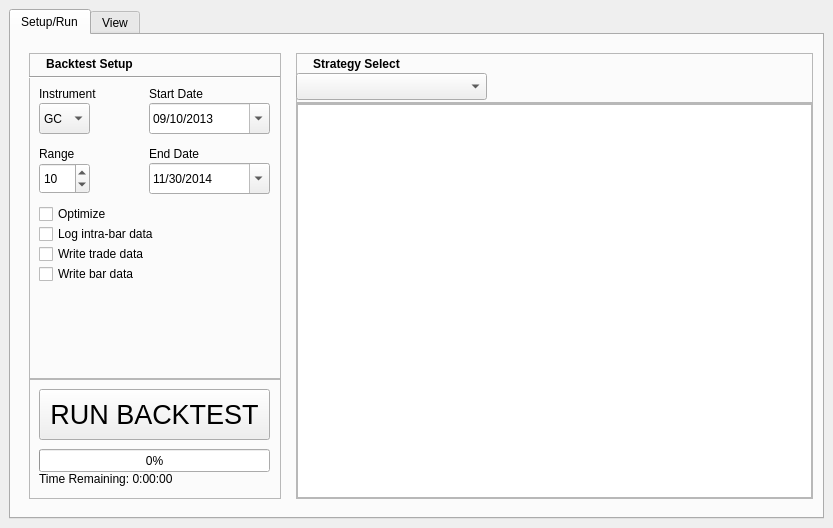
First picture: the form in futures_algo_dev.ui, repository aouyang1/Futures, before the edit.
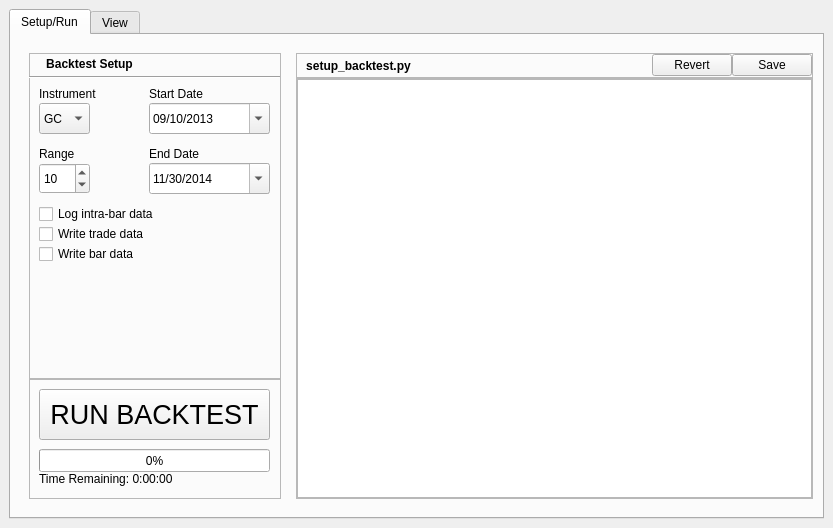
Second picture: the form after the edit. Custom widgets are drawn as their Qt base class.

Commit message: * auto detect optimization to compute indicators when setting up strategies * cleaned up gui by removing optimization check box * Still need to setup a good method to determine write location for bar data and trade data

The edit to the form file:
```diff
--- a/futures_algo_dev.ui
+++ b/futures_algo_dev.ui
@@ -254,27 +254,11 @@
                    </date>
                   </property>
                  </widget>
-                 <widget class="QCheckBox" name="checkBox_optimize">
-                  <property name="geometry">
-                   <rect>
-                    <x>10</x>
-                    <y>150</y>
-                    <width>97</width>
-                    <height>22</height>
-                   </rect>
-                  </property>
-                  <property name="text">
-                   <string>Optimize</string>
-                  </property>
-                  <property name="checked">
-                   <bool>false</bool>
-                  </property>
-                 </widget>
                  <widget class="QCheckBox" name="checkBox_log_intrabar_data">
                   <property name="geometry">
                    <rect>
                     <x>10</x>
-                    <y>170</y>
+                    <y>150</y>
                     <width>151</width>
                     <height>22</height>
                    </rect>
@@ -290,7 +274,7 @@
                   <property name="geometry">
                    <rect>
                     <x>10</x>
-                    <y>190</y>
+                    <y>170</y>
                     <width>151</width>
                     <height>22</height>
                    </rect>
@@ -303,7 +287,7 @@
                   <property name="geometry">
                    <rect>
                     <x>10</x>
-                    <y>210</y>
+                    <y>190</y>
                     <width>151</width>
                     <height>22</height>
                    </rect>
@@ -459,7 +443,7 @@
               <property name="minimumSize">
                <size>
                 <width>513</width>
-                <height>50</height>
+                <height>25</height>
                </size>
               </property>
               <property name="frameShape">
@@ -468,40 +452,80 @@
               <property name="frameShadow">
                <enum>QFrame::Raised</enum>
               </property>
-              <widget class="QLabel" name="label_6">
-               <property name="geometry">
-                <rect>
-                 <x>0</x>
-                 <y>0</y>
-                 <width>121</width>
-                 <height>21</height>
-                </rect>
+              <layout class="QHBoxLayout" name="horizontalLayout_7">
+               <property name="spacing">
+                <number>0</number>
                </property>
-               <property name="font">
-                <font>
-                 <weight>75</weight>
-                 <italic>false</italic>
-                 <bold>true</bold>
-                 <underline>false</underline>
-                </font>
+               <property name="leftMargin">
+                <number>9</number>
                </property>
-               <property name="text">
-                <string>Strategy Select</string>
+               <property name="topMargin">
+                <number>0</number>
                </property>
-               <property name="alignment">
-                <set>Qt::AlignCenter</set>
+               <property name="rightMargin">
+                <number>0</number>
                </property>
-              </widget>
-              <widget class="QComboBox" name="comboBox_strategy">
-               <property name="geometry">
-                <rect>
-                 <x>0</x>
-                 <y>20</y>
-                 <width>191</width>
-                 <height>27</height>
-                </rect>
+               <property name="bottomMargin">
+                <number>0</number>
                </property>
-              </widget>
+               <item>
+                <widget class="QLabel" name="label_setup_backtest">
+                 <property name="font">
+                  <font>
+                   <weight>75</weight>
+                   <italic>false</italic>
+                   <bold>true</bold>
+                   <underline>false</underline>
+                  </font>
+                 </property>
+                 <property name="text">
+                  <string>setup_backtest.py</string>
+                 </property>
+                 <property name="alignment">
+                  <set>Qt::AlignCenter</set>
+                 </property>
+                </widget>
+               </item>
+               <item>
+                <spacer name="horizontalSpacer_2">
+                 <property name="orientation">
+                  <enum>Qt::Horizontal</enum>
+                 </property>
+                 <property name="sizeHint" stdset="0">
+                  <size>
+                   <width>40</width>
+                   <height>20</height>
+                  </size>
+                 </property>
+                </spacer>
+               </item>
+               <item>
+                <widget class="QPushButton" name="pushButton_revert_setup">
+                 <property name="sizePolicy">
+                  <sizepolicy hsizetype="Minimum" vsizetype="Fixed">
+                   <horstretch>0</horstretch>
+                   <verstretch>0</verstretch>
+                  </sizepolicy>
+                 </property>
+                 <property name="minimumSize">
+                  <size>
+                   <width>60</width>
+                   <height>0</height>
+                  </size>
+                 </property>
+                 <property name="text">
+                  <string>Revert</string>
+                 </property>
+                </widget>
+               </item>
+               <item>
+                <widget class="QPushButton" name="pushButton_save_setup">
+                 <property name="text">
+                  <string>Save</string>
+                 </property>
+                </widget>
+               </item>
+              </layout>
              </widget>
             </item>
             <item>
@@ -531,7 +555,7 @@
                   <number>0</number>
                  </property>
                  <item>
-                  <widget class="QPlainTextEdit" name="plainTextEdit_strategy"/>
+                  <widget class="QTextEdit" name="textEdit_setup_backtest"/>
                  </item>
                 </layout>
                </item>
```
Left out of the diff: 1 changed line with no effect on the pictures. The commit also changes 5 other files.
